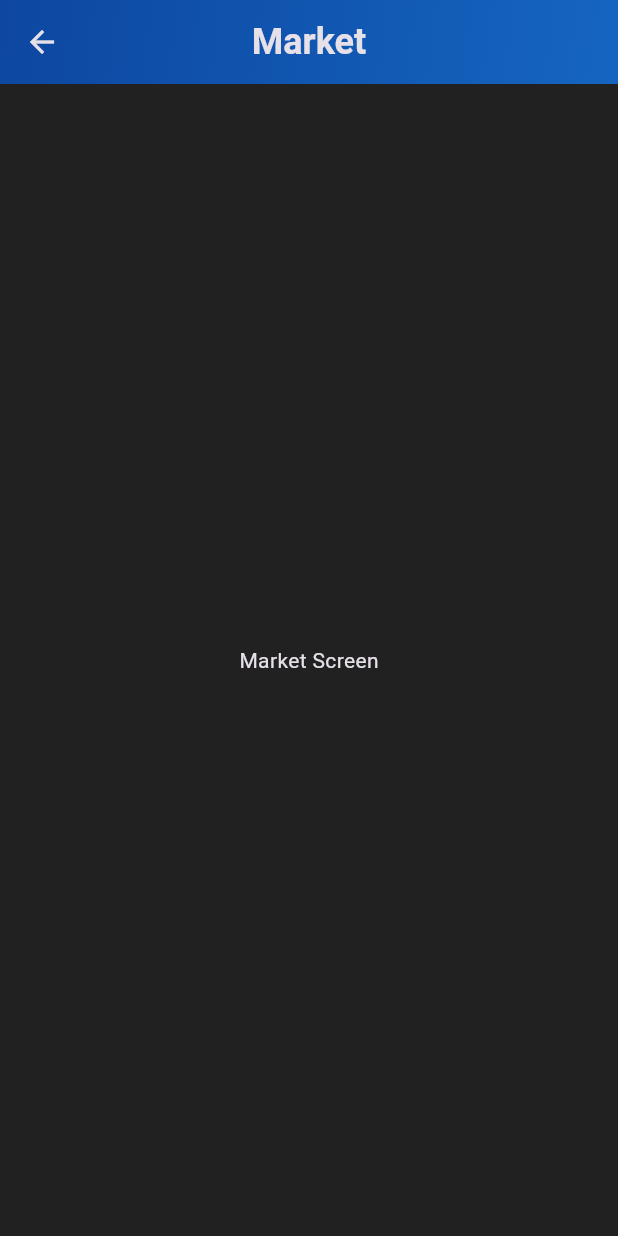
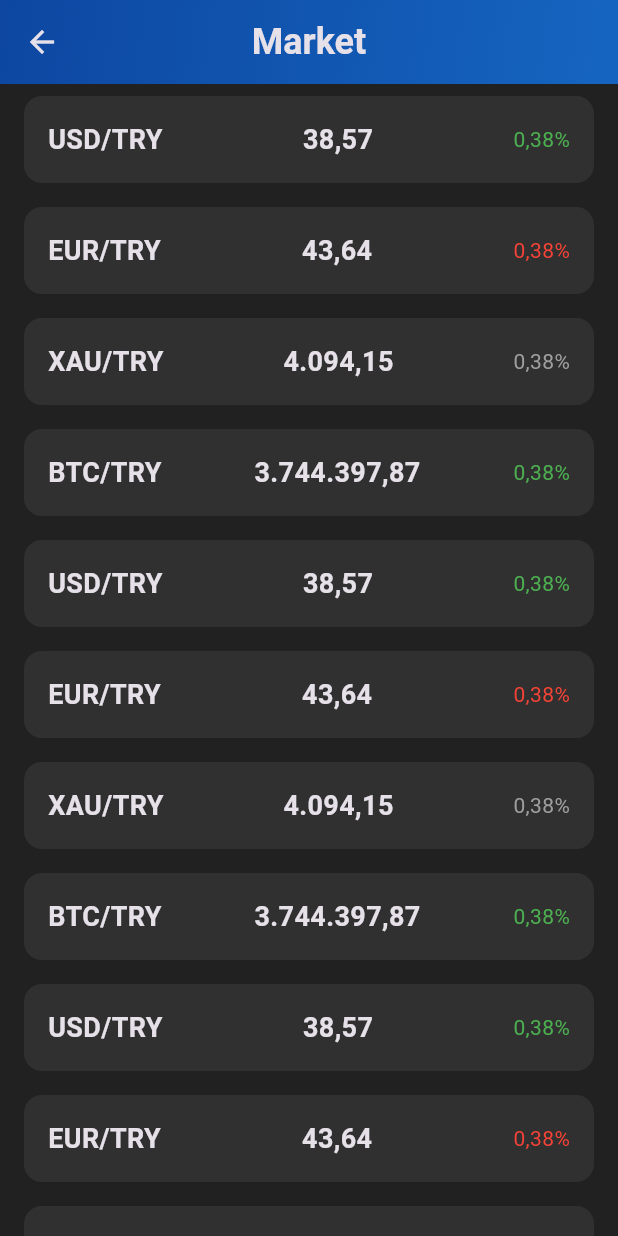
Before and after one commit to mdenizozkahraman/se380_richyrich, a Flutter app: the MarketScreen screen opened directly, on a phone screen of 412 x 824 dp. Run offline on Flutter 3.47's test engine with Material 3 defaults, Android fonts, the phone set to English and light mode, and no system bars; our stand-ins replace fl_chart.

Commit message:
News Screen added and Market Screen Updated

```diff
--- a/lib/screens/market.dart
+++ b/lib/screens/market.dart
@@ -30,9 +30,79 @@ class MarketScreen extends StatelessWidget {
           ),
         ),
       ),
-      body: const Center(
-        child: Text('Market Screen'),
+      body: ListView(
+        children: [
+          _currencyPrice("USD/TRY", "38,57", "0,38%", true),
+          _currencyPrice("EUR/TRY", "43,64", "0,38%", false),
+          _currencyPrice("XAU/TRY", "4.094,15", "0,38%", null),
+          _currencyPrice("BTC/TRY", "3.744.397,87", "0,38%", true),
+          _currencyPrice("USD/TRY", "38,57", "0,38%", true),
+          _currencyPrice("EUR/TRY", "43,64", "0,38%", false),
+          _currencyPrice("XAU/TRY", "4.094,15", "0,38%", null),
+          _currencyPrice("BTC/TRY", "3.744.397,87", "0,38%", true),
+          _currencyPrice("USD/TRY", "38,57", "0,38%", true),
+          _currencyPrice("EUR/TRY", "43,64", "0,38%", false),
+          _currencyPrice("XAU/TRY", "4.094,15", "0,38%", null),
+          _currencyPrice("BTC/TRY", "3.744.397,87", "0,38%", true),
+          _currencyPrice("USD/TRY", "38,57", "0,38%", true),
+          _currencyPrice("EUR/TRY", "43,64", "0,38%", false),
+          _currencyPrice("XAU/TRY", "4.094,15", "0,38%", null),
+          _currencyPrice("BTC/TRY", "3.744.397,87", "0,38%", true),
+
+        ],
+      )
+    );
+  }
+
+  Widget _currencyPrice(String pair, String price, String change, bool? isPositive){
+    Color changeColor;
+    if (isPositive == null){
+      changeColor = Colors.grey;
+    }
+    else{
+      changeColor = isPositive ? Colors.green : Colors.red;
+    }
+
+    return Container(
+      margin: const EdgeInsets.symmetric(horizontal: 16, vertical: 8),
+      padding: const EdgeInsets.all(16),
+      decoration: BoxDecoration(
+        color: Colors.grey[850],
+        borderRadius: BorderRadius.circular(12),
+      ),
+      child: Row(
+        mainAxisAlignment: MainAxisAlignment.spaceBetween,
+        children: [
+          Text(
+            pair,
+            style: const TextStyle(
+              fontSize: 18,
+              fontWeight: FontWeight.bold,
+            ),
+          ),
+          Column(
+            crossAxisAlignment: CrossAxisAlignment.end,
+            children: [
+              Text(
+                price,
+                style: TextStyle(
+                  fontSize: 18,
+                  fontWeight: FontWeight.bold,
+                ),
+              ),
+            ],
+
+          ),
+          Text(
+            change,
+            style: TextStyle(
+              fontSize: 14,
+              color: changeColor,
+            ),
+          ),
+        ],
       ),
     );
+
   }
 }
```
Also changed, not shown: lib/main.dart (+7 -0 lines), lib/screens/news.dart (added, +38 -0 lines).
